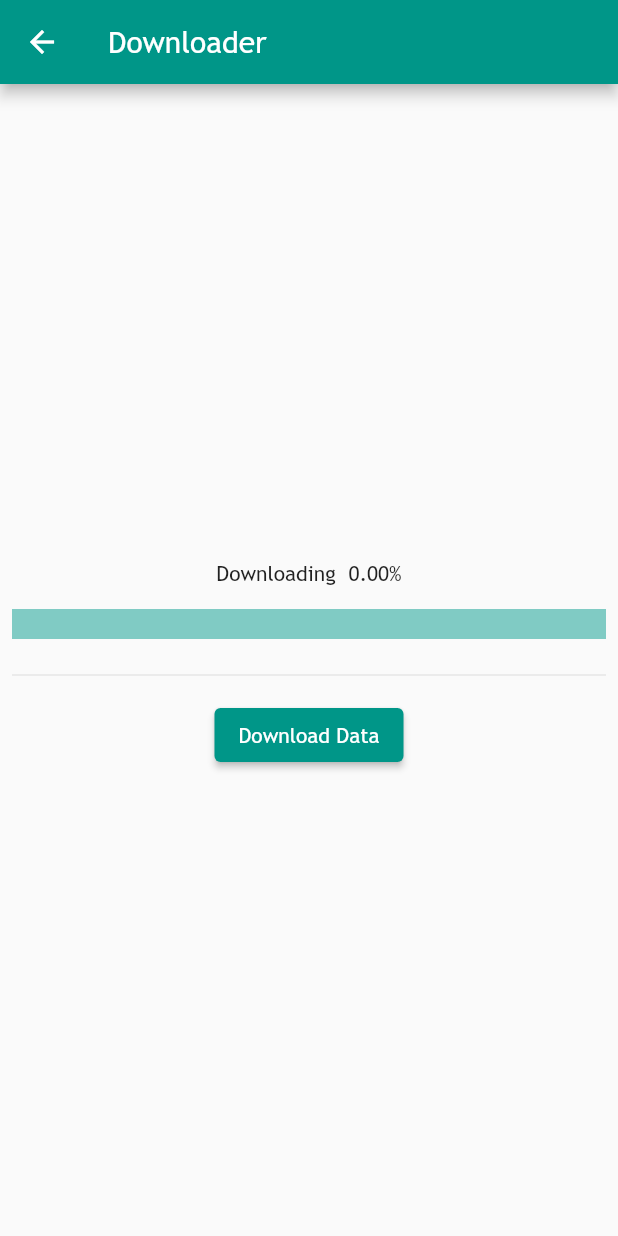
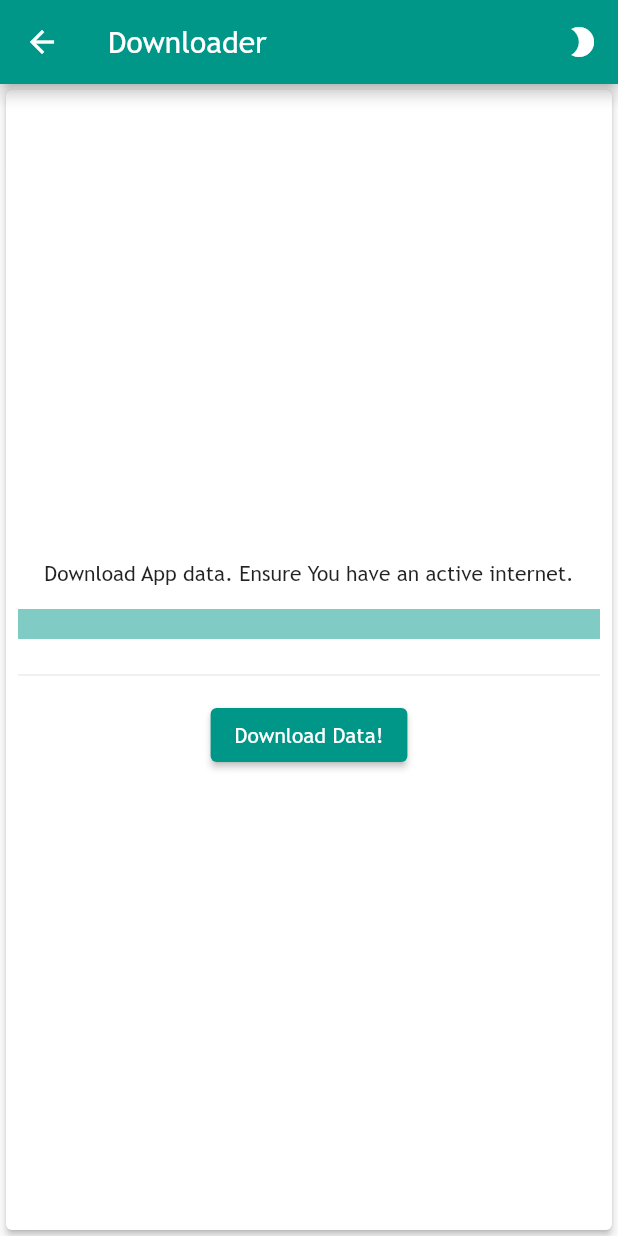
Before and after one commit to osamfrimpong/stg_app, a Flutter app: the HomePage screen opened directly, after a tap on the "cloud download" icon, on a phone screen of 412 x 824 dp. Run offline on Flutter 3.47's test engine with Material 2 defaults, Android fonts, the light colour scheme and no system bars; our stand-ins replace adaptive_theme, dio, expandable, flutter_widget_from_html, get, hive and 2 more; accounts and stored records are empty; generated files the repository leaves out were written again; network calls fail.

Commit message:
added dialogs for download jobs

```diff
--- /dev/null
+++ b/lib/components/theme_switch.dart
@@ -0,0 +1,12 @@
+import 'package:adaptive_theme/adaptive_theme.dart';
+import 'package:flutter/cupertino.dart';
+import 'package:flutter/material.dart';
+
+Widget themeSwitchButton(context) => IconButton(
+      icon: Icon(AdaptiveTheme.of(context).mode == AdaptiveThemeMode.light
+          ? Icons.brightness_2
+          : Icons.wb_sunny),
+      onPressed: () {
+        AdaptiveTheme.of(context).toggleThemeMode();
+      },
+    );
--- a/lib/controllers/download_controller.dart
+++ b/lib/controllers/download_controller.dart
@@ -10,6 +10,8 @@ class DownloadController extends GetxController {
   var percent = 0.0.obs;
   var loadingHTMLItem = false.obs;
   var loadingContents = false.obs;
+  var isSuccessful = "no".obs;
+  var contentLoadingState = "notStarted".obs;
   var item = "".obs;
   var index = 0.obs;
   final baseUrl = "https://osamfrimpong.github.io/stg_app_web/html/";
@@ -18,18 +20,17 @@ class DownloadController extends GetxController {
   download(List<SubItem> subItems) {
     var total = subItems.length - 1;
     var currentSize = 0;
-
-    // subItems.forEach((element) {
-    //   doDownload(element, currentSize, total);
-    // });
-
     Timer.periodic(Duration(milliseconds: 100), (timer) {
       currentSize += 1;
       index.value = currentSize;
       item.value = subItems[currentSize].title;
       dioJob(subItems[currentSize]);
       percent.value = ((currentSize / total) * 100);
-      if (currentSize == total) timer?.cancel();
+      if (currentSize == total) {
+        timer?.cancel();
+        loadingContents.value = false;
+        contentLoadingState.value = "done";
+      }
     });
   }
 
@@ -37,7 +38,7 @@ class DownloadController extends GetxController {
     currentSize += 1;
     index.value = currentSize;
     item.value = element.title;
-    print("Title: ${element.title} ID: ${element.id} Index:");
+    // print("Title: ${element.title} ID: ${element.id} Index:");
     percent.value = ((currentSize / total) * 100);
     dioJob(element);
   }
@@ -62,7 +63,9 @@ class DownloadController extends GetxController {
           address: element.address,
           content: response.data.toString());
       addToDb(htmlItem);
+      isSuccessful.value = "yes";
     } catch (e) {
+      if (loadingHTMLItem.value == true) loadingHTMLItem.value = false;
       // print(e.toString());
     }
   }
--- a/lib/screens/Data.dart
+++ b/lib/screens/Data.dart
@@ -1,46 +1,60 @@
+import 'package:adaptive_theme/adaptive_theme.dart';
 import 'package:flutter/material.dart';
 import 'package:get/get.dart';
 import 'package:hive/hive.dart';
 import 'package:hive_flutter/hive_flutter.dart';
-import 'package:provider/provider.dart';
+import 'package:stg_app/components/theme_switch.dart';
 import 'package:stg_app/controllers/download_controller.dart';
 import 'package:stg_app/models/SubItem.dart';
-import 'package:stg_app/viewmodels/download_model.dart';
+import 'package:stg_app/screens/HomePage.dart';
 
 class Data extends StatelessWidget {
   final DownloadController c = Get.put(DownloadController());
-  // Data() {
-  //   c.loadingContents.value = false;
-  // }
+
   @override
   Widget build(BuildContext context) {
+    if (c.loadingContents.value == true) c.loadingContents.value = false;
+
     return Scaffold(
         appBar: AppBar(
           title: Text("Downloader"),
+          actions: [themeSwitchButton(context)],
         ),
-      body: Column(
+        body: Card(
+          elevation: 2.0,
+          child: Obx(
+            () {
+              String _stateText = c.contentLoadingState.value == "notStarted"
+                  ? "Download App data. Ensure You have an active internet."
+                  : "Oops! There was an error downloading";
+              String _resultText = c.contentLoadingState.value == "done"
+                  ? "Download Complete!"
+                  : _stateText;
+              String _buttonText = c.contentLoadingState.value == "notStarted"
+                  ? "Download Data!"
+                  : "Retry Download";
+              return Column(
                 mainAxisAlignment: MainAxisAlignment.center,
                 crossAxisAlignment: CrossAxisAlignment.center,
                 children: [
                   Center(
-            child: Obx(
-              () => Padding(
+                    child: Padding(
                       padding: const EdgeInsets.all(8.0),
                       child: Text(
-                  "Downloading ${c.item} ${c.percent.toStringAsFixed(2)}%",
+                        c.loadingContents.value == true
+                            ? "Downloading ${c.item} ${c.percent.toStringAsFixed(2)}%"
+                            : _resultText,
                         style: Theme.of(context).textTheme.bodyText1,
-                ),
+                        textAlign: TextAlign.center,
                       ),
                     ),
                   ),
                   Center(
-            child: Obx(
-              () => Padding(
+                    child: Padding(
                       padding: const EdgeInsets.all(8.0),
                       child: LinearProgressIndicator(
                         value: c.percent.value / 100,
                         minHeight: 20.0,
-                ),
                       ),
                     ),
                   ),
@@ -49,34 +63,51 @@ class Data extends StatelessWidget {
                     child: Divider(),
                   ),
                   ValueListenableBuilder(
-              valueListenable: Hive.box<SubItem>('entriesBox').listenable(),
+                      valueListenable:
+                          Hive.box<SubItem>('entriesBox').listenable(),
                       builder: (context, box, widget) {
                         var entries = box.values.toList().cast<SubItem>();
-                //DownloadModel().setTotal(entries.length);
-                return Column(
-                  mainAxisAlignment: MainAxisAlignment.center,
-                  children: [
-                    ElevatedButton(
+
+                        return c.loadingContents.value == true
+                            ? Container()
+                            : ElevatedButton(
                                 onPressed: () {
-                          if (c.loadingContents.value == true)
-                            c.loadingContents.value = false;
-
-                          c.download(entries);
+                                  if (c.contentLoadingState.value == "done") {
+                                    //done go back to home
+                                    Get.off(HomePage());
+                                  } else {
+                                    c.loadingHTMLItem.value = true;
+                                    _doUpdate(entries);
+                                  }
                                 },
-                        child: Text("Download Data")),
+                                child: Text(
+                                    c.contentLoadingState.value == "done"
+                                        ? "Go back!"
+                                        : _buttonText));
+                      }),
                 ],
               );
-              }),
-        ],
+            },
           ),
-    );
+        ));
+  }
+
+  void _doUpdate(List<SubItem> subItems) {
+    Get.defaultDialog(
+        onConfirm: () {
+          Get.back();
+
+          // c.download(subItems);
+        },
+        barrierDismissible: false,
+        title: "Download Data!",
+        middleText:
+            "Do you want to download all data? Ensure you have an active internet connection.",
+        textConfirm: "Download",
+        textCancel: "Cancel",
+        confirmTextColor:
+            AdaptiveTheme.of(Get.context).mode == AdaptiveThemeMode.light
+                ? Colors.white
+                : Colors.black);
   }
 }
-
-class MyText extends StatelessWidget {
-  @override
-  Widget build(BuildContext context) {
-    var downloadModel = Provider.of<DownloadModel>(context, listen: true);
-    return Text(downloadModel.percent.toString());
-  }
-}
--- a/lib/screens/Favourites.dart
+++ b/lib/screens/Favourites.dart
@@ -1,15 +1,12 @@
 import 'package:flutter/material.dart';
 import 'package:hive/hive.dart';
 import 'package:hive_flutter/hive_flutter.dart';
+import 'package:stg_app/components/theme_switch.dart';
 import 'package:stg_app/models/FavouriteItem.dart';
 import 'package:stg_app/models/SubItem.dart';
-import 'package:stg_app/screens/Details.dart';
 import 'package:stg_app/screens/provider_details.dart';
 
-
-
 class Favourites extends StatelessWidget {
-
   void onFavoritePress(int index) {
     if (Hive.box<FavouriteItem>('favouritesBox').containsKey(index)) {
       Hive.box<FavouriteItem>('favouritesBox').delete(index);
@@ -22,6 +19,7 @@ class Favourites extends StatelessWidget {
     return Scaffold(
         appBar: AppBar(
           title: Text("Favourites"),
+          actions: [themeSwitchButton(context)],
         ),
         body: ValueListenableBuilder(
           valueListenable:
--- a/lib/screens/HomePage.dart
+++ b/lib/screens/HomePage.dart
@@ -1,11 +1,11 @@
 import 'dart:convert';
 
-import 'package:adaptive_theme/adaptive_theme.dart';
 import 'package:expandable/expandable.dart';
 import 'package:flutter/material.dart';
 import 'package:get/get.dart';
 import 'package:hive/hive.dart';
 import 'package:share/share.dart';
+import 'package:stg_app/components/theme_switch.dart';
 import 'package:stg_app/controllers/custom_search_delegate.dart';
 import 'package:stg_app/controllers/download_controller.dart';
 import 'package:stg_app/models/Content.dart';
@@ -13,7 +13,6 @@ import 'package:stg_app/models/SubItem.dart';
 import 'package:stg_app/models/podo/ContentPODO.dart';
 import 'package:stg_app/screens/About.dart';
 import 'package:stg_app/screens/Data.dart';
-import 'package:stg_app/screens/Details.dart';
 import 'package:hive_flutter/hive_flutter.dart';
 import 'package:stg_app/screens/Favourites.dart';
 import 'package:stg_app/screens/provider_details.dart';
@@ -48,14 +47,7 @@ class HomePage extends StatelessWidget {
                 Navigator.of(context).push(
                     MaterialPageRoute(builder: (context) => Favourites()));
               }),
-          IconButton(
-            icon: Icon(AdaptiveTheme.of(context).mode == AdaptiveThemeMode.light
-                ? Icons.brightness_2
-                : Icons.wb_sunny),
-            onPressed: () {
-              AdaptiveTheme.of(context).toggleThemeMode();
-            },
-          ),
+          themeSwitchButton(context),
           PopupMenuButton(
             onSelected: (value) {
               if (value == "about") {
@@ -63,11 +55,14 @@ class HomePage extends StatelessWidget {
                     .push(MaterialPageRoute(builder: (context) => About()));
               } else if (value == "share") {
                 Share.share("Get App from playstore");
+              } else if (value == "update") {
+                Get.to(Data());
               }
             },
             itemBuilder: (BuildContext context) => [
               PopupMenuItem(child: Text('About'), value: "about"),
               PopupMenuItem(child: Text('Share'), value: "share"),
+              PopupMenuItem(child: Text('Update'), value: "update"),
             ],
           )
         ],
@@ -83,6 +78,8 @@ class HomePage extends StatelessWidget {
                   final contents = box.values.toList().cast<Content>();
                   return box.isEmpty
                       ? Center(
+                          child: Card(
+                            elevation: 2.0,
                             child: Column(
                               mainAxisAlignment: MainAxisAlignment.center,
                               children: [
@@ -95,11 +92,15 @@ class HomePage extends StatelessWidget {
                                         fontSize: 20.0),
                                   ),
                                 ),
-                              Text(
-                                "Press Button to Load!",
+                                Padding(
+                                  padding: const EdgeInsets.all(10.0),
+                                  child: Text(
+                                    "Press Button to Load! Ensure you have an active internet.",
                                     style: TextStyle(
                                         fontWeight: FontWeight.w600,
                                         fontSize: 18.0),
+                                    textAlign: TextAlign.center,
+                                  ),
                                 ),
                                 IconButton(
                                     icon: Icon(Icons.cloud_download),
@@ -113,6 +114,7 @@ class HomePage extends StatelessWidget {
                                       });
                                     }),
                               ],
+                            ),
                           ),
                         )
                       : ListView.builder(
@@ -171,6 +173,7 @@ class HomePage extends StatelessWidget {
             ),
             expanded: ListView.separated(
                 shrinkWrap: true,
+                physics: ClampingScrollPhysics(),
                 itemBuilder: (context, index) {
                   return ListTile(
                     title: Text(content.subItems[index].title),
@@ -203,12 +206,13 @@ class HomePage extends StatelessWidget {
       children: [
         ListView.separated(
             shrinkWrap: true,
+            physics: ClampingScrollPhysics(),
             itemBuilder: (context, index) {
               return ListTile(
                 title: Text(content.subItems[index].title),
                 onTap: () {
                   Navigator.of(context).push(MaterialPageRoute(
-                      builder: (context) => Details(
+                      builder: (context) => ProviderDetails(
                             subItem: content.subItems[index],
                           )));
                 },
@@ -228,7 +232,6 @@ class HomePage extends StatelessWidget {
     try {
       var response = await http.get(
           "https://osamfrimpong.github.io/stg_app_web/json/table_of_contents.json");
-      print("Output data: ${response.body}");
       final contentsJSON = jsonDecode(response.body.toString()) as List;
       List<ContentPODO> contentsList =
           contentsJSON.map((e) => ContentPODO.fromJson(e)).toList();
--- a/pubspec.yaml
+++ b/pubspec.yaml
@@ -47,10 +47,10 @@ flutter:
   uses-material-design: true
 
 
-  # assets:
+  assets:
   #  - assets/html/
   #  - assets/json/
-  #   - images/a_dot_ham.jpeg
+    - assets/images/coat_of_arms.png
 
   fonts:
     - family: Trebuc
```
Also changed, not shown: lib/screens/About.dart (+15 -6 lines), lib/screens/Details.dart (deleted, +0 -113 lines), lib/screens/provider_details.dart (+66 -17 lines), lib/screens/update_detail.dart (added, +72 -0 lines), lib/viewmodels/download_model.dart (deleted, +0 -22 lines), lib/viewmodels/html_data_model.dart (+0 -8 lines), assets/images/coat_of_arms.png (added). Lines whose indentation alone changed are shown as unchanged.
